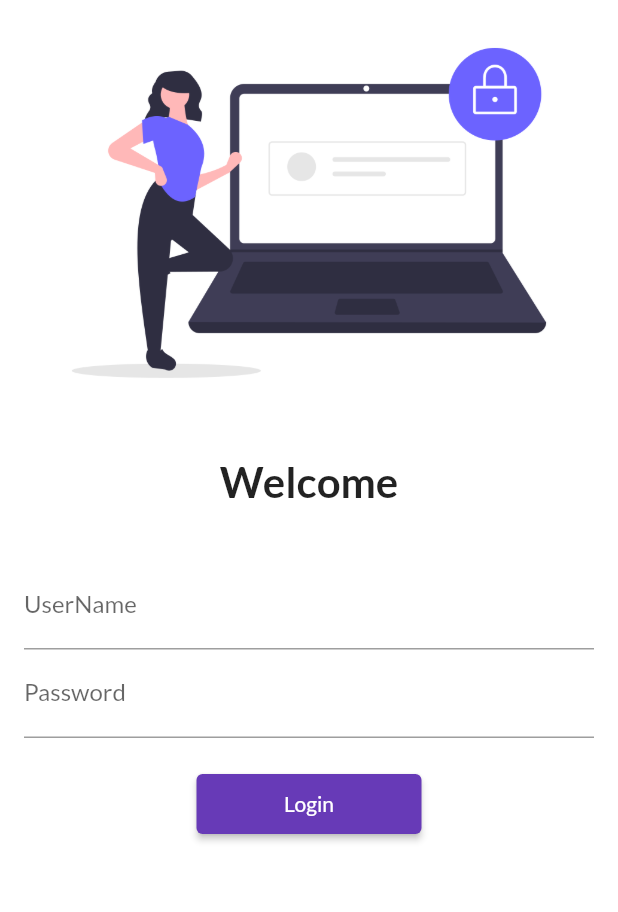
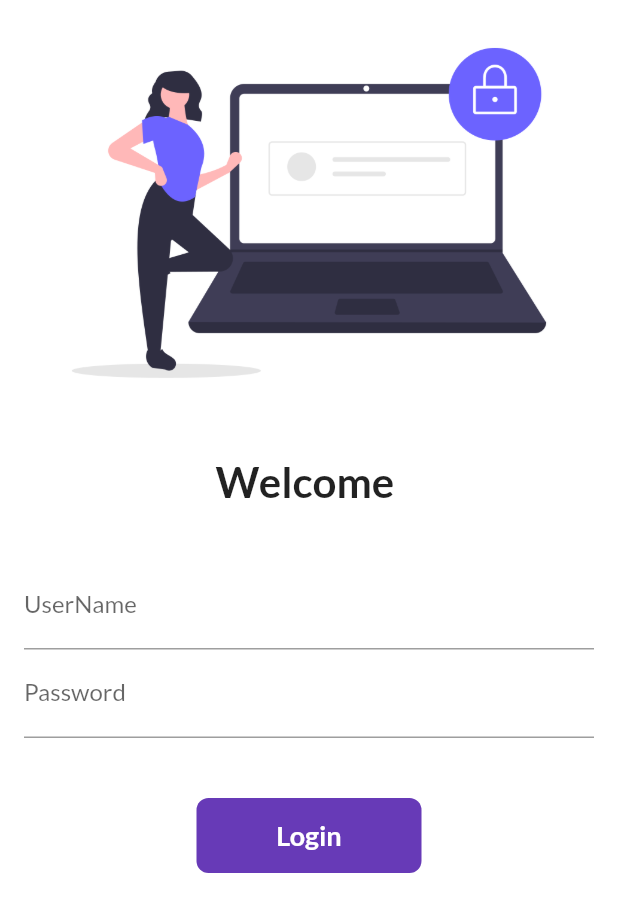
Before and after one commit to noman2002/catalog_app, a Flutter app: the screen it shows after launch, on a phone screen of 412 x 824 dp. Shown: the top 912 px of the screen. Run offline on Flutter 3.47's test engine with Material 2 defaults, Android fonts, the phone set to English and light mode, and no system bars; our stand-ins replace google_fonts.

Commit message:
day6 commit

```diff
--- a/lib/pages/login_page.dart
+++ b/lib/pages/login_page.dart
@@ -1,7 +1,13 @@
 import 'package:flutter/material.dart';
 import 'package:flutter_catalog/utils/routes.dart';
 
-class LoginPage extends StatelessWidget {
+class LoginPage extends StatefulWidget {
+  @override
+  _LoginPageState createState() => _LoginPageState();
+}
+
+class _LoginPageState extends State<LoginPage> {
+  String name = "";
   @override
   Widget build(BuildContext context) {
     return Material(
@@ -17,7 +23,7 @@ class LoginPage extends StatelessWidget {
                 height: 20,
               ),
               Text(
-                "Welcome",
+                "Welcome $name",
                 style: TextStyle(
                   fontSize: 28,
                   fontWeight: FontWeight.bold,
@@ -35,6 +41,10 @@ class LoginPage extends StatelessWidget {
                         hintText: "Enter username",
                         labelText: "UserName",
                       ),
+                      onChanged: (value) {
+                        name = value;
+                        setState(() {});
+                      },
                     ),
                     TextFormField(
                       obscureText: true,
@@ -44,15 +54,33 @@ class LoginPage extends StatelessWidget {
                       ),
                     ),
                     SizedBox(
-                      height: 20,
+                      height: 40,
                     ),
-                    ElevatedButton(
-                      child: Text("Login"),
-                      style: TextButton.styleFrom(minimumSize: Size(150, 40)),
-                      onPressed: () {
-                        Navigator.pushNamed(context, MyRoutes.homeRoute);
-                      },
+                    Container(
+                      height: 50,
+                      width: 150,
+                      alignment: Alignment.center,
+                      child: Text(
+                        "Login",
+                        style: TextStyle(
+                          color: Colors.white,
+                          fontWeight: FontWeight.bold,
+                          fontSize: 18,
+                        ),
+                      ),
+                      decoration: BoxDecoration(
+                        color: Colors.deepPurple,
+                        borderRadius: BorderRadius.circular(8),
+                      ),
                     ),
+
+                    // ElevatedButton(
+                    //   child: Text("Login"),
+                    //   style: TextButton.styleFrom(minimumSize: Size(150, 40)),
+                    //   onPressed: () {
+                    //     Navigator.pushNamed(context, MyRoutes.homeRoute);
+                    //   },
+                    // ),
                   ],
                 ),
               )
```
